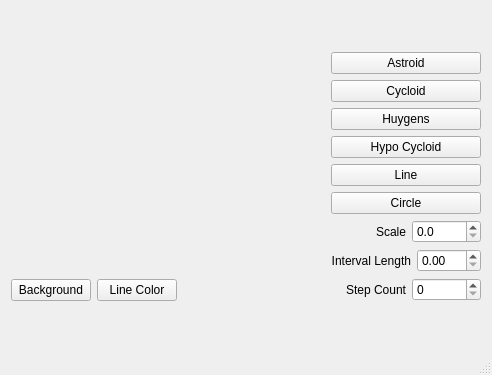
The window that QtCurves/mainwindow.ui (mateusmb/QtCurves) describes before a commit, drawn with Qt 5.
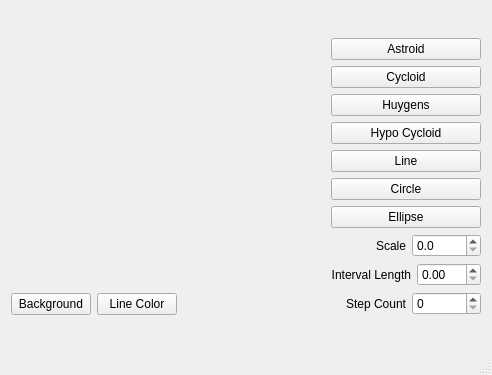
The same window after the commit. Custom widgets are drawn as their Qt base class.

Commit message: Drawing ellipse

What changed in the file:
```diff
--- a/QtCurves/mainwindow.ui
+++ b/QtCurves/mainwindow.ui
@@ -97,6 +97,13 @@
         </property>
        </widget>
       </item>
+      <item>
+       <widget class="QPushButton" name="btnEllipse">
+        <property name="text">
+         <string>Ellipse</string>
+        </property>
+       </widget>
+      </item>
       <item>
        <layout class="QHBoxLayout" name="horizontalLayout">
         <item>
```
The commit also changes 11 other files.
